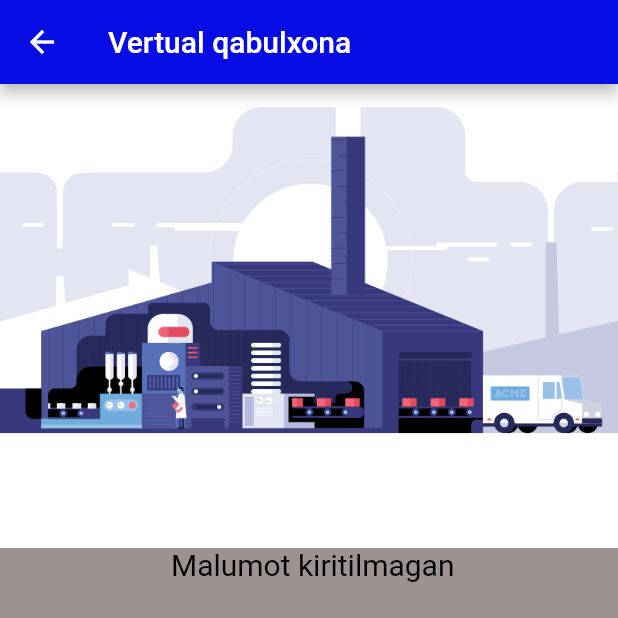
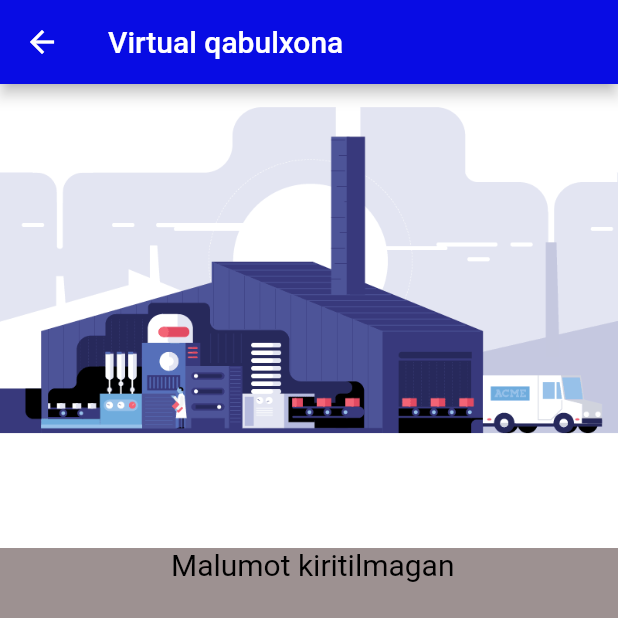
Before and after one commit to Dilshodbeta/Qizilqum-Fosforit, a Flutter app: the page7 screen opened directly, on a phone screen of 412 x 824 dp, the top half of it. Run offline on Flutter 3.47's test engine with Material 2 defaults, Android fonts, the phone set to English and light mode, and no system bars; our stand-ins replace curved_navigation_bar.

Commit message:
e dan i ga otdim

```diff
--- a/fosfor/lib/drawer/page7.dart
+++ b/fosfor/lib/drawer/page7.dart
@@ -12,7 +12,7 @@ class _page7State extends State<page7> {
   Widget build(BuildContext context) {
     return Scaffold(
       appBar: AppBar(
-        title: Text("Vertual qabulxona"),
+        title: Text("Virtual qabulxona"),
         backgroundColor: Color.fromARGB(255, 8, 12, 228),
       ),
       body: ListView(
```
